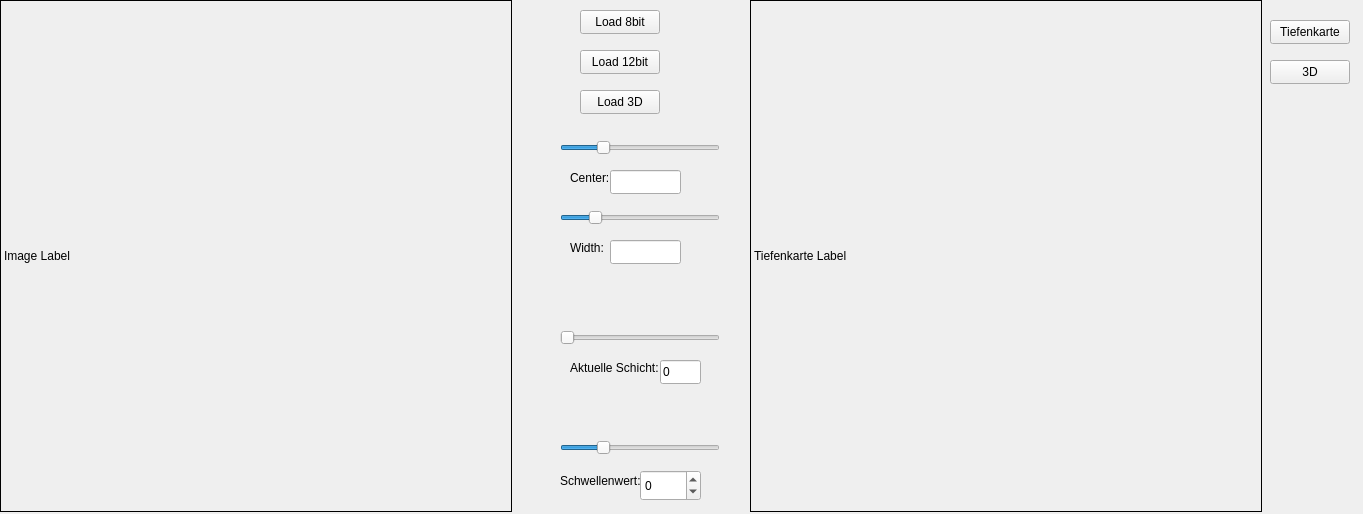
Old version of the form Task2/widget.ui in the repository atanassov-daniel/Software-Development-in-Medical-Engineering.
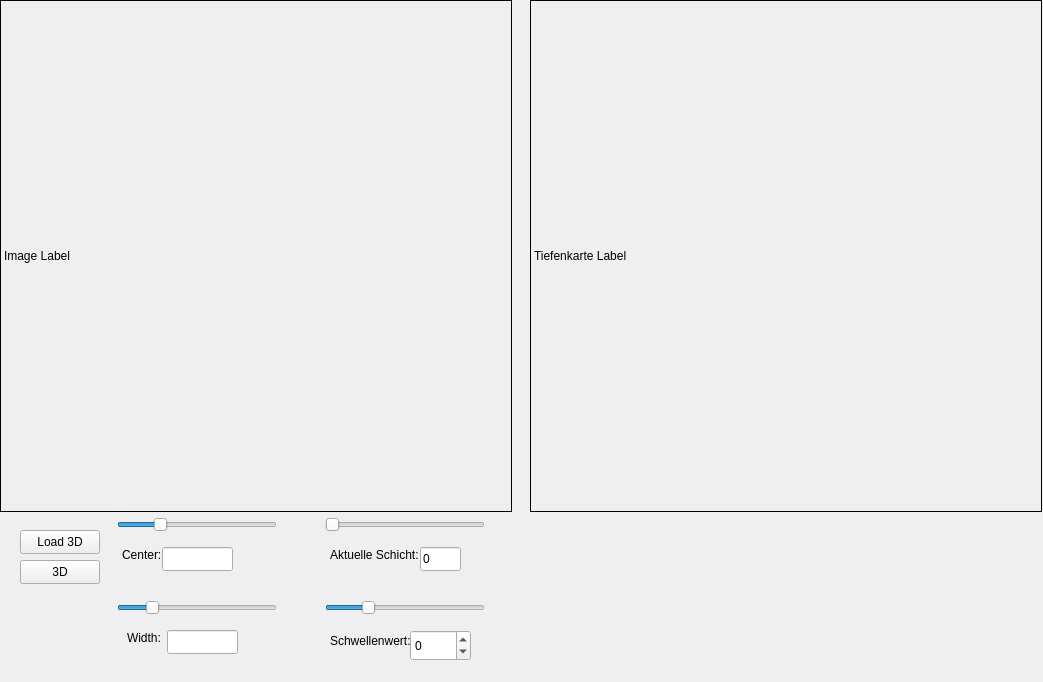
New version of the form.

```diff
--- a/Task2/widget.ui
+++ b/Task2/widget.ui
@@ -6,8 +6,8 @@
    <rect>
     <x>0</x>
     <y>0</y>
-    <width>1363</width>
-    <height>514</height>
+    <width>1043</width>
+    <height>682</height>
    </rect>
   </property>
   <property name="windowTitle">
@@ -29,59 +29,71 @@
     <string>Image Label</string>
    </property>
   </widget>
-  <widget class="QPushButton" name="pushButton_load_8bit">
+  <widget class="QPushButton" name="pushButton_load_3D">
    <property name="geometry">
     <rect>
-     <x>580</x>
-     <y>10</y>
+     <x>20</x>
+     <y>530</y>
      <width>80</width>
      <height>24</height>
     </rect>
    </property>
    <property name="text">
-    <string>Load 8bit</string>
+    <string>Load 3D</string>
    </property>
   </widget>
-  <widget class="QPushButton" name="pushButton_load_12bit">
+  <widget class="QLabel" name="label_image3D">
    <property name="geometry">
     <rect>
-     <x>580</x>
-     <y>50</y>
+     <x>530</x>
+     <y>0</y>
+     <width>512</width>
+     <height>512</height>
+    </rect>
+   </property>
+   <property name="frameShape">
+    <enum>QFrame::Shape::Box</enum>
+   </property>
+   <property name="text">
+    <string>Tiefenkarte Label</string>
+   </property>
+  </widget>
+  <widget class="QPushButton" name="pushButton_3D">
+   <property name="geometry">
+    <rect>
+     <x>20</x>
+     <y>560</y>
      <width>80</width>
      <height>24</height>
     </rect>
    </property>
    <property name="text">
-    <string>Load 12bit</string>
+    <string>3D</string>
    </property>
   </widget>
-  <widget class="QSlider" name="slider_windowing_center">
+  <widget class="QFrame" name="frame_width">
    <property name="geometry">
     <rect>
-     <x>560</x>
-     <y>140</y>
-     <width>160</width>
-     <height>16</height>
+     <x>112</x>
+     <y>600</y>
+     <width>202</width>
+     <height>76</height>
     </rect>
    </property>
-   <property name="minimum">
-    <number>-1024</number>
+   <property name="frameShape">
+    <enum>QFrame::Shape::NoFrame</enum>
    </property>
-   <property name="maximum">
-    <number>3071</number>
+   <property name="frameShadow">
+    <enum>QFrame::Shadow::Raised</enum>
    </property>
-   <property name="orientation">
-    <enum>Qt::Orientation::Horizontal</enum>
-   </property>
-  </widget>
   <widget class="QSlider" name="slider_windowing_width">
    <property name="enabled">
     <bool>true</bool>
    </property>
    <property name="geometry">
     <rect>
-     <x>560</x>
-     <y>210</y>
+      <x>5</x>
+      <y>0</y>
      <width>160</width>
      <height>16</height>
     </rect>
@@ -99,11 +111,62 @@
     <enum>Qt::Orientation::Horizontal</enum>
    </property>
   </widget>
+   <widget class="QLineEdit" name="lineEdit_width">
+    <property name="enabled">
+     <bool>true</bool>
+    </property>
+    <property name="geometry">
+     <rect>
+      <x>55</x>
+      <y>30</y>
+      <width>71</width>
+      <height>24</height>
+     </rect>
+    </property>
+   </widget>
+   <widget class="QLabel" name="label_width">
+    <property name="enabled">
+     <bool>true</bool>
+    </property>
+    <property name="geometry">
+     <rect>
+      <x>15</x>
+      <y>30</y>
+      <width>121</width>
+      <height>16</height>
+     </rect>
+    </property>
+    <property name="text">
+     <string>Width:</string>
+    </property>
+    <property name="wordWrap">
+     <bool>false</bool>
+    </property>
+   </widget>
+  </widget>
+  <widget class="QFrame" name="frame_center">
+   <property name="enabled">
+    <bool>true</bool>
+   </property>
+   <property name="geometry">
+    <rect>
+     <x>112</x>
+     <y>517</y>
+     <width>202</width>
+     <height>77</height>
+    </rect>
+   </property>
+   <property name="frameShape">
+    <enum>QFrame::Shape::NoFrame</enum>
+   </property>
+   <property name="frameShadow">
+    <enum>QFrame::Shadow::Plain</enum>
+   </property>
   <widget class="QLabel" name="label_center">
    <property name="geometry">
     <rect>
-     <x>570</x>
-     <y>170</y>
+      <x>10</x>
+      <y>30</y>
      <width>41</width>
      <height>16</height>
     </rect>
@@ -118,95 +181,59 @@
     <string>Center:</string>
    </property>
   </widget>
-  <widget class="QLabel" name="label_width">
-   <property name="enabled">
-    <bool>true</bool>
-   </property>
-   <property name="geometry">
-    <rect>
-     <x>570</x>
-     <y>240</y>
-     <width>121</width>
-     <height>16</height>
-    </rect>
-   </property>
-   <property name="text">
-    <string>Width:</string>
-   </property>
-   <property name="wordWrap">
-    <bool>false</bool>
-   </property>
-  </widget>
-  <widget class="QLineEdit" name="lineEdit_width">
-   <property name="enabled">
-    <bool>true</bool>
-   </property>
-   <property name="geometry">
-    <rect>
-     <x>610</x>
-     <y>240</y>
-     <width>71</width>
-     <height>24</height>
-    </rect>
-   </property>
-  </widget>
   <widget class="QLineEdit" name="lineEdit_center">
    <property name="geometry">
     <rect>
-     <x>610</x>
-     <y>170</y>
+      <x>50</x>
+      <y>30</y>
      <width>71</width>
      <height>24</height>
     </rect>
    </property>
-  </widget>
-  <widget class="QPushButton" name="pushButton_load_3D">
-   <property name="geometry">
-    <rect>
-     <x>580</x>
-     <y>90</y>
-     <width>80</width>
-     <height>24</height>
-    </rect>
-   </property>
-   <property name="text">
-    <string>Load 3D</string>
-   </property>
-  </widget>
-  <widget class="QSlider" name="slider_schicht">
+    <property name="autoFillBackground">
+     <bool>false</bool>
+    </property>
+   </widget>
+   <widget class="QSlider" name="slider_windowing_center">
    <property name="geometry">
     <rect>
-     <x>560</x>
-     <y>330</y>
+      <x>5</x>
+      <y>0</y>
      <width>160</width>
      <height>16</height>
     </rect>
    </property>
+    <property name="minimum">
+     <number>-1024</number>
+    </property>
    <property name="maximum">
-    <number>129</number>
+     <number>3071</number>
    </property>
    <property name="orientation">
     <enum>Qt::Orientation::Horizontal</enum>
    </property>
   </widget>
-  <widget class="QLabel" name="label_schicht">
+  </widget>
+  <widget class="QFrame" name="frame_schicht">
    <property name="geometry">
     <rect>
-     <x>570</x>
-     <y>360</y>
-     <width>91</width>
-     <height>16</height>
+     <x>320</x>
+     <y>517</y>
+     <width>201</width>
+     <height>77</height>
     </rect>
    </property>
-   <property name="text">
-    <string>Aktuelle Schicht:</string>
+   <property name="frameShape">
+    <enum>QFrame::Shape::NoFrame</enum>
    </property>
-  </widget>
+   <property name="frameShadow">
+    <enum>QFrame::Shadow::Raised</enum>
+   </property>
   <widget class="QLineEdit" name="lineEdit_schicht">
    <property name="geometry">
     <rect>
-     <x>660</x>
-     <y>360</y>
+      <x>100</x>
+      <y>30</y>
      <width>41</width>
      <height>24</height>
     </rect>
@@ -218,30 +245,72 @@
     <string/>
    </property>
   </widget>
-  <widget class="QSlider" name="slider_schwellenwert">
+   <widget class="QLabel" name="label_schicht">
    <property name="geometry">
     <rect>
-     <x>560</x>
-     <y>440</y>
+      <x>10</x>
+      <y>30</y>
+      <width>91</width>
+      <height>16</height>
+     </rect>
+    </property>
+    <property name="text">
+     <string>Aktuelle Schicht:</string>
+    </property>
+   </widget>
+   <widget class="QSlider" name="slider_schicht">
+    <property name="geometry">
+     <rect>
+      <x>5</x>
+      <y>0</y>
      <width>160</width>
      <height>16</height>
     </rect>
    </property>
+    <property name="maximum">
+     <number>129</number>
+    </property>
+    <property name="orientation">
+     <enum>Qt::Orientation::Horizontal</enum>
+    </property>
+   </widget>
+  </widget>
+  <widget class="QFrame" name="frame_schwellenwert">
+   <property name="geometry">
+    <rect>
+     <x>320</x>
+     <y>600</y>
+     <width>201</width>
+     <height>76</height>
+    </rect>
+   </property>
+   <property name="frameShape">
+    <enum>QFrame::Shape::NoFrame</enum>
+   </property>
+   <property name="frameShadow">
+    <enum>QFrame::Shadow::Raised</enum>
+   </property>
+   <widget class="QSpinBox" name="spinBox_schwellenwert">
+    <property name="geometry">
+     <rect>
+      <x>90</x>
+      <y>30</y>
+      <width>61</width>
+      <height>31</height>
+     </rect>
+    </property>
    <property name="minimum">
     <number>-1024</number>
    </property>
    <property name="maximum">
     <number>3071</number>
    </property>
-   <property name="orientation">
-    <enum>Qt::Orientation::Horizontal</enum>
-   </property>
   </widget>
   <widget class="QLabel" name="label_schwellenwert">
    <property name="geometry">
     <rect>
-     <x>560</x>
-     <y>470</y>
+      <x>10</x>
+      <y>30</y>
      <width>81</width>
      <height>21</height>
     </rect>
@@ -250,13 +319,13 @@
     <string>Schwellenwert:</string>
    </property>
   </widget>
-  <widget class="QSpinBox" name="spinBox_schwellenwert">
+   <widget class="QSlider" name="slider_schwellenwert">
    <property name="geometry">
     <rect>
-     <x>640</x>
-     <y>470</y>
-     <width>61</width>
-     <height>31</height>
+      <x>5</x>
+      <y>0</y>
+      <width>160</width>
+      <height>16</height>
     </rect>
    </property>
    <property name="minimum">
@@ -265,48 +334,10 @@
    <property name="maximum">
     <number>3071</number>
    </property>
-  </widget>
-  <widget class="QLabel" name="label_image3D">
-   <property name="geometry">
-    <rect>
-     <x>750</x>
-     <y>0</y>
-     <width>512</width>
-     <height>512</height>
-    </rect>
-   </property>
-   <property name="frameShape">
-    <enum>QFrame::Shape::Box</enum>
-   </property>
-   <property name="text">
-    <string>Tiefenkarte Label</string>
-   </property>
-  </widget>
-  <widget class="QPushButton" name="pushButton_tiefenkarte">
-   <property name="geometry">
-    <rect>
-     <x>1270</x>
-     <y>20</y>
-     <width>80</width>
-     <height>24</height>
-    </rect>
-   </property>
-   <property name="text">
-    <string>Tiefenkarte</string>
-   </property>
-  </widget>
-  <widget class="QPushButton" name="pushButton_3D">
-   <property name="geometry">
-    <rect>
-     <x>1270</x>
-     <y>60</y>
-     <width>80</width>
-     <height>24</height>
-    </rect>
-   </property>
-   <property name="text">
-    <string>3D</string>
-   </property>
+    <property name="orientation">
+     <enum>Qt::Orientation::Horizontal</enum>
+    </property>
+   </widget>
   </widget>
  </widget>
  <resources/>
```
Lines whose indentation alone changed are shown as unchanged.
